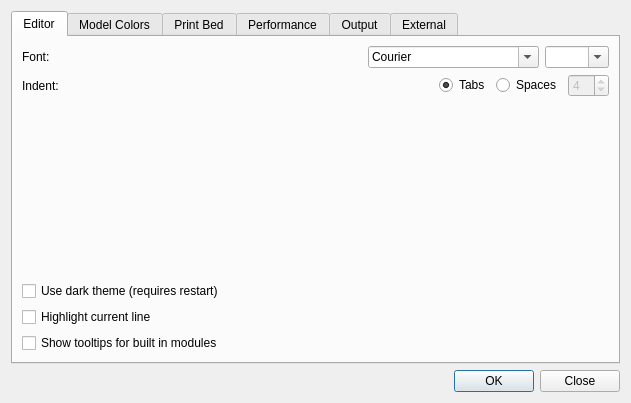
Old version of the form src/ui/preferences.ui in the repository GilesBathgate/RapCAD.
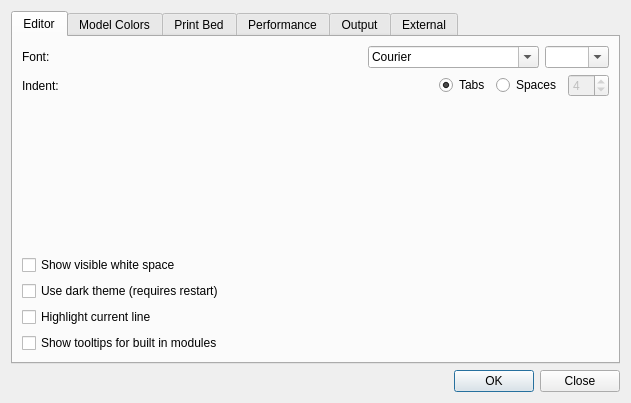
New version of the form.

Commit message: Add a show visible white space preference

```diff
--- a/src/ui/preferences.ui
+++ b/src/ui/preferences.ui
@@ -146,6 +146,13 @@
            </property>
           </spacer>
          </item>
+         <item>
+          <widget class="QCheckBox" name="visibleWhiteSpacdCheckBox">
+           <property name="text">
+            <string>Show visible white space</string>
+           </property>
+          </widget>
+         </item>
          <item>
           <widget class="QCheckBox" name="darkThemeCheckBox">
            <property name="text">
```
The commit also changes 6 other files.
